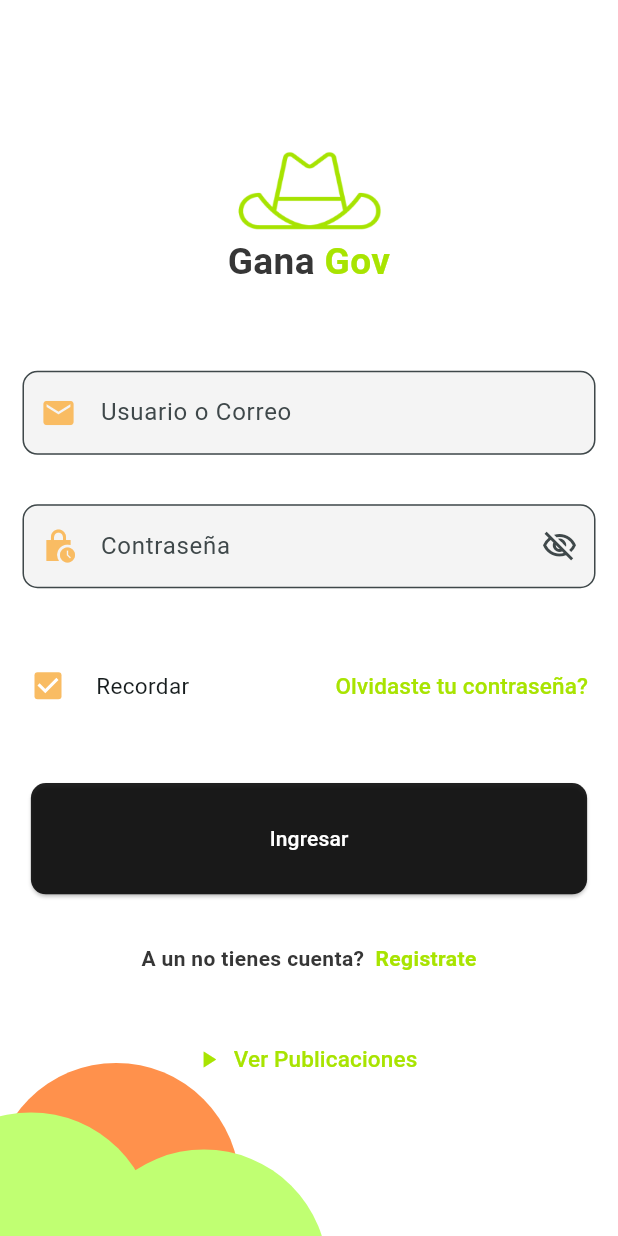
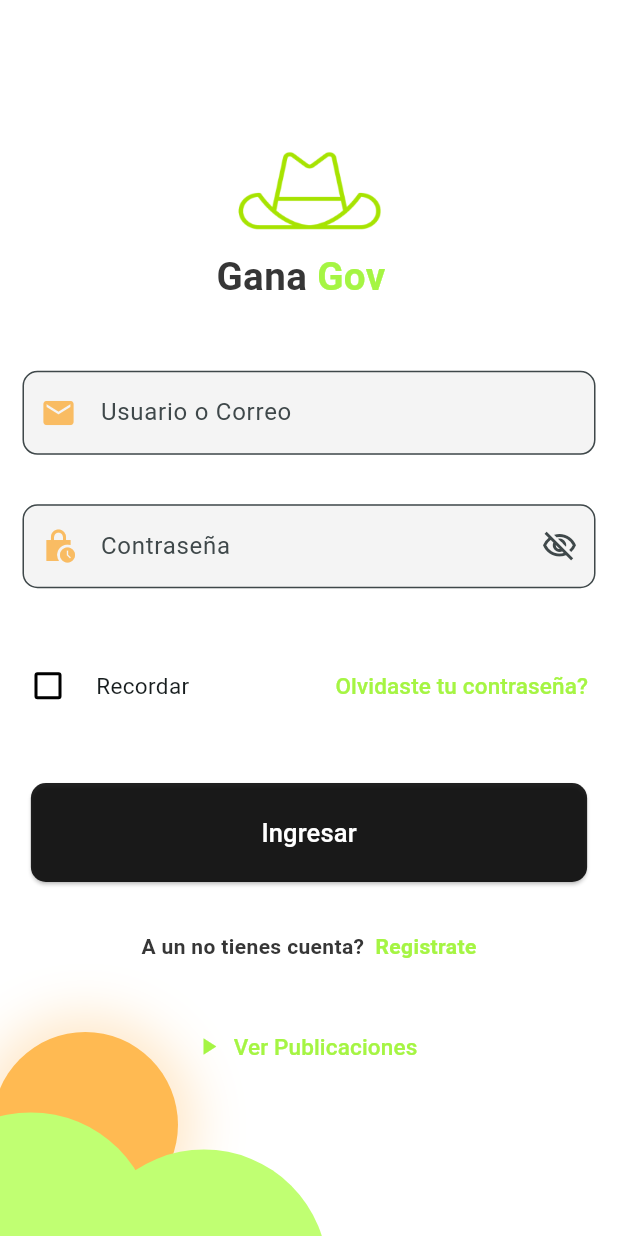
Before and after one commit to Jefferson1506/Gana-Gov, a Flutter app: the screen it shows after launch, after a tap on "Ingresar", on a phone screen of 412 x 824 dp. Run offline on Flutter 3.47's test engine with Material 3 defaults, Android fonts, the light colour scheme and no system bars; drawn by our look-alikes of auto_size_text; our stand-ins replace animated_splash_screen, page_transition.

Commit message:
Vista principal para tipo de usuario, nuevos fondos

```diff
--- a/ganagov/lib/main.dart
+++ b/ganagov/lib/main.dart
@@ -2,8 +2,10 @@
 
 import 'package:flutter/material.dart';
 import 'package:animated_splash_screen/animated_splash_screen.dart';
+import 'package:ganagov/module/login/home_screen.dart';
 import 'package:ganagov/module/login/login.dart';
 import 'package:ganagov/splas_screen.dart';
+import 'package:ganagov/widgets/backgraound.dart';
 import 'package:page_transition/page_transition.dart';
 
 void main() {
@@ -21,7 +23,7 @@
       home: AnimatedSplashScreen(
         duration: 3000,
         splash: const SplashScreenContent(),
-        nextScreen: const Login(),
+        nextScreen: Login(),
         splashTransition: SplashTransition.sizeTransition,
         pageTransitionType: PageTransitionType.fade,
         backgroundColor: Colors.white,
@@ -36,10 +38,15 @@
       useMaterial3: true,
       colorScheme: ColorScheme.fromSeed(
         seedColor: const Color.fromARGB(255, 244, 244, 244),
-      primary: const Color.fromARGB(255, 168, 228, 1),
+        primary: const Color.fromARGB(255, 165, 245, 67),
         secondary: const Color.fromARGB(255, 249, 188, 99),
         tertiary: const Color.fromARGB(255, 54, 54, 54),
         surface: const Color.fromARGB(255, 244, 244, 244),
       ),
-  );
+      elevatedButtonTheme: ElevatedButtonThemeData(
+          style: ElevatedButton.styleFrom(
+        backgroundColor: Colors.black87,
+        shape: const RoundedRectangleBorder(
+            borderRadius: BorderRadius.all(Radius.circular(10))),
+      )));
 }
--- a/ganagov/lib/module/login/login.dart
+++ b/ganagov/lib/module/login/login.dart
@@ -2,27 +2,15 @@ import 'package:auto_size_text/auto_size_text.dart';
 import 'package:flutter/material.dart';
 import 'package:ganagov/widgets/backgraound.dart';
 import 'package:ganagov/widgets/img.dart';
+import 'package:ganagov/widgets/text_span.dart';
 
-class Login extends StatefulWidget {
+class Login extends StatelessWidget {
   const Login({super.key});
-
-  @override
-  State<Login> createState() => _LoginState();
-}
-
-class _LoginState extends State<Login> {
-  bool a = false;
-  @override
-  void initState() {
-    a = true;
-    super.initState();
-  }
 
   @override
   Widget build(BuildContext context) {
     final colorScheme = Theme.of(context).colorScheme;
     final size = MediaQuery.sizeOf(context).height;
-    final formKey = GlobalKey();
 
     TextEditingController controller = TextEditingController();
     return Scaffold(
@@ -31,7 +19,7 @@ class _LoginState extends State<Login> {
       body: Stack(
         alignment: AlignmentDirectional.topCenter,
         children: [
-          background(context),
+          backgroundAfternoon(context),
           SingleChildScrollView(
             child: Form(
               child: Column(
@@ -114,15 +102,9 @@ class _LoginState extends State<Login> {
                                 side: BorderSide(color: Colors.black, width: 2),
                                 checkColor: Colors.white,
                                 activeColor: colorScheme.secondary,
-                                value: a,
-                                onChanged: (onche) {
-                                  setState(() {
-                                    a = !a;
-                                  });
-                                }),
-                            SizedBox(
-                                width:
-                                    8), // Espacio entre el checkbox y el texto
+                                value: false,
+                                onChanged: (onche) {}),
+                            SizedBox(width: 8),
                             AutoSizeText("Recordar",
                                 style: TextStyle(fontSize: 15)),
                           ],
@@ -143,17 +125,12 @@ class _LoginState extends State<Login> {
                   ),
                   SizedBox(
                     width: MediaQuery.sizeOf(context).width * 0.9,
-                    height: size * 0.09,
+                    height: size * 0.08,
                     child: ElevatedButton(
-                        style: ElevatedButton.styleFrom(
-                            backgroundColor: Colors.black87,
-                            shape: RoundedRectangleBorder(
-                                borderRadius:
-                                    BorderRadius.all(Radius.circular(10)))),
                         onPressed: () {},
-                        child: AutoSizeText(
+                        child: const AutoSizeText(
                           "Ingresar",
-                          style: TextStyle(color: Colors.white),
+                          style: TextStyle(color: Colors.white, fontSize: 17),
                         )),
                   ),
                   SizedBox(
@@ -191,7 +168,6 @@ class _LoginState extends State<Login> {
                     height: size * 0.04,
                   ),
                   TextButton.icon(
-
                     onPressed: () {},
                     label: AutoSizeText(
                       "Ver Publicaciones",
@@ -219,35 +195,16 @@ Widget logo(BuildContext context) {
     children: [
       imgLogo(context, 0.3),
       Positioned(
-        top: size * 0.19,
-        left: 0,
-        right: 0,
-        child: Text.rich(
-          TextSpan(
-            children: [
-              TextSpan(
-                text: "Gana ",
-                style: TextStyle(
-                  fontWeight: FontWeight.bold,
-                  fontSize: size * 0.03,
-                  color: const Color.fromARGB(255, 54, 54, 54),
-                ),
-              ),
-              TextSpan(
-                text: "Gov",
-                style: TextStyle(
-                  fontSize: size * 0.03,
-                  fontWeight: FontWeight.bold,
-                  color: colorScheme.primary,
-                ),
-              ),
-            ],
-          ),
-          textAlign: TextAlign.center,
-          maxLines: 1,
-          overflow: TextOverflow.ellipsis,
-        ),
-      ),
+          top: size * 0.19,
+          left: 0,
+          right: 0,
+          child: CustomTextSpan(
+              primary: const Color.fromARGB(255, 54, 54, 54),
+              secondary: colorScheme.primary,
+              textPrimary: "Gana ",
+              textSecondary: "Gov",
+              sizePrimary: 20,
+              sizeSecondary: 20)),
     ],
   );
 }
--- a/ganagov/lib/splas_screen.dart
+++ b/ganagov/lib/splas_screen.dart
@@ -1,8 +1,8 @@
 // ignore_for_file: library_private_types_in_public_api
 
-import 'package:auto_size_text/auto_size_text.dart';
 import 'package:flutter/material.dart';
 import 'package:ganagov/widgets/img.dart';
+import 'package:ganagov/widgets/text_span.dart';
 
 class SplashScreenContent extends StatelessWidget {
   const SplashScreenContent({super.key});
@@ -72,34 +72,14 @@ class _AnimatedTextState extends State<AnimatedText>
     final colorScheme = Theme.of(context).colorScheme;
 
     return SlideTransition(
-      position: _offsetAnimation,
-      child: Padding(
-        padding: const EdgeInsets.only(top: 10),
-        child: AutoSizeText.rich(
-          TextSpan(
-            children: [
-              const TextSpan(
-                text: "Gana ",
-                style: TextStyle(
-                    fontWeight: FontWeight.bold,
-                    fontSize: 20,
-                    color: Color.fromARGB(255, 54, 54, 54)),
-              ),
-              TextSpan(
-                  text: "Gov",
-                  style: TextStyle(
-                    fontSize: 20,
-                    fontWeight: FontWeight.bold,
-                    color: colorScheme.primary,
-                  )),
-            ],
-          ),
-          maxLines: 1,
-          minFontSize: 18,
-          overflow: TextOverflow.ellipsis,
-        ),
-      ),
-    );
+        position: _offsetAnimation,
+        child: CustomTextSpan(
+            primary: const Color.fromARGB(255, 54, 54, 54),
+            secondary: colorScheme.primary,
+            textPrimary: "Gana",
+            textSecondary: "Gov",
+            sizePrimary: 20,
+            sizeSecondary: 20));
   }
 
   @override
--- a/ganagov/lib/widgets/backgraound.dart
+++ b/ganagov/lib/widgets/backgraound.dart
@@ -1,20 +1,30 @@
-
 import 'package:flutter/material.dart';
 
-Widget background(BuildContext context) {
+Widget backgroundDay(BuildContext context) {
   final width = MediaQuery.of(context).size.width;
   final height = MediaQuery.of(context).size.height;
   return Stack(
     children: [
       Positioned(
-        bottom: height * -0.06,
-        left: width * -0.012,
-        child: CircleAvatar(
-          radius: width * 0.2,
-          backgroundColor: const Color.fromARGB(255, 255, 145, 76),
+        bottom: height * 0.03,
+        left: width * 0.35,
+        child: Container(
+          width: width * 0.3,
+          height: height * 0.3,
+          decoration: BoxDecoration(
+            shape: BoxShape.circle,
+            color: Colors.yellow,
+            boxShadow: [
+              BoxShadow(
+                color: Colors.yellowAccent.withOpacity(0.5),
+                blurRadius: 30,
+                spreadRadius: 10,
+              ),
+            ],
+          ),
         ),
       ),
-       Positioned(
+      Positioned(
         bottom: height * -0.1,
         left: width * -0.15,
         child: CircleAvatar(
@@ -22,7 +32,7 @@ Widget background(BuildContext context) {
           backgroundColor: const Color.fromARGB(255, 192, 255, 114),
         ),
       ),
-        Positioned(
+      Positioned(
         bottom: height * -0.13,
         left: width * 0.13,
         child: CircleAvatar(
@@ -33,3 +43,93 @@ Widget background(BuildContext context) {
     ],
   );
 }
+
+Widget backgroundAfternoon(BuildContext context) {
+  final width = MediaQuery.of(context).size.width;
+  final height = MediaQuery.of(context).size.height;
+  return Stack(
+    children: [
+      Positioned(
+        bottom: height * -0.06,
+        left: width * -0.012,
+        child: Container(
+          width: width * 0.3,
+          height: height * 0.3,
+          decoration: BoxDecoration(
+            shape: BoxShape.circle,
+            color: const Color.fromARGB(255, 255, 186, 82),
+            boxShadow: [
+              BoxShadow(
+                color:
+                    const Color.fromARGB(255, 255, 206, 141).withOpacity(0.5),
+                blurRadius: 30,
+                spreadRadius: 10,
+              ),
+            ],
+          ),
+        ),
+      ),
+      Positioned(
+        bottom: height * -0.1,
+        left: width * -0.15,
+        child: CircleAvatar(
+          radius: width * 0.2,
+          backgroundColor: const Color.fromARGB(255, 192, 255, 114),
+        ),
+      ),
+      Positioned(
+        bottom: height * -0.13,
+        left: width * 0.13,
+        child: CircleAvatar(
+          radius: width * 0.2,
+          backgroundColor: const Color.fromARGB(255, 192, 255, 114),
+        ),
+      )
+    ],
+  );
+}
+
+Widget backgroundNight(BuildContext context) {
+  final width = MediaQuery.of(context).size.width;
+  final height = MediaQuery.of(context).size.height;
+  return Stack(
+    children: [
+      Positioned(
+        bottom: height * -0.06,
+        left: width * -0.012,
+        child: Container(
+          width: width * 0.3,
+          height: height * 0.3,
+          decoration: BoxDecoration(
+            shape: BoxShape.circle,
+            color: const Color.fromARGB(255, 255, 186, 82),
+            boxShadow: [
+              BoxShadow(
+                color:
+                    const Color.fromARGB(255, 255, 206, 141).withOpacity(0.5),
+                blurRadius: 30,
+                spreadRadius: 10,
+              ),
+            ],
+          ),
+        ),
+      ),
+      Positioned(
+        bottom: height * -0.1,
+        left: width * -0.15,
+        child: CircleAvatar(
+          radius: width * 0.2,
+          backgroundColor: const Color.fromARGB(255, 192, 255, 114),
+        ),
+      ),
+      Positioned(
+        bottom: height * -0.13,
+        left: width * 0.13,
+        child: CircleAvatar(
+          radius: width * 0.2,
+          backgroundColor: const Color.fromARGB(255, 192, 255, 114),
+        ),
+      )
+    ],
+  );
+}
--- /dev/null
+++ b/ganagov/lib/widgets/text_span.dart
@@ -0,0 +1,49 @@
+import 'package:auto_size_text/auto_size_text.dart';
+import 'package:flutter/material.dart';
+
+class CustomTextSpan extends StatelessWidget {
+  final Color primary;
+  final Color secondary;
+  final String textPrimary;
+  final String textSecondary;
+  final double sizePrimary;
+  final double sizeSecondary;
+  const CustomTextSpan(
+      {super.key,
+      required this.primary,
+      required this.secondary,
+      required this.textPrimary,
+      required this.textSecondary,
+      required this.sizePrimary,
+      required this.sizeSecondary});
+
+  @override
+  Widget build(BuildContext context) {
+    return Padding(
+      padding: const EdgeInsets.only(top: 10),
+      child: AutoSizeText.rich(
+        TextSpan(
+          children: [
+            TextSpan(
+                text: textPrimary,
+                style: TextStyle(
+                  fontWeight: FontWeight.bold,
+                  fontSize: 20,
+                  color: primary,
+                )),
+            TextSpan(
+                text: textSecondary,
+                style: TextStyle(
+                  fontSize: 20,
+                  fontWeight: FontWeight.bold,
+                  color: secondary,
+                )),
+          ],
+        ),
+        maxLines: 1,
+        minFontSize: 18,
+        overflow: TextOverflow.ellipsis,
+      ),
+    );
+  }
+}
```
Also changed, not shown: ganagov/lib/module/login/home_screen.dart (+26 -5 lines), ganagov/lib/widgets/button.dart (added, +48 -0 lines). Lines whose indentation alone changed are shown as unchanged.
